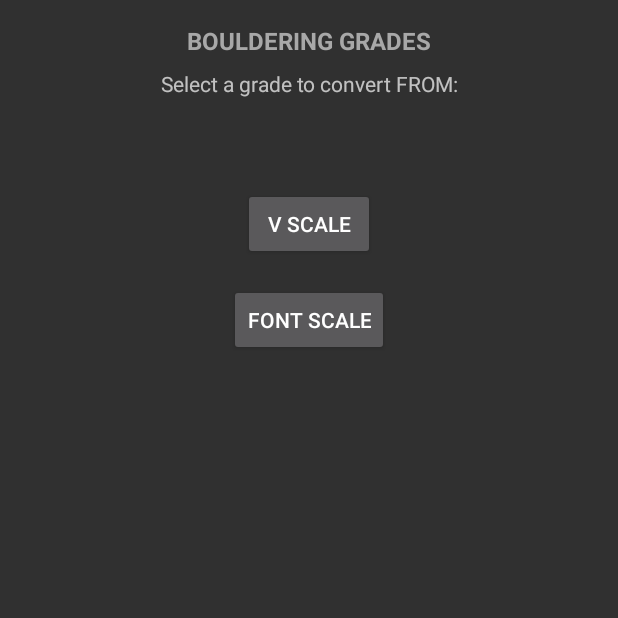
After one commit to FrancisLevesque/ClimbingGradeConverter, an Android app: the BoulderingGradesActivity screen opened directly, with no data from a screen before it, on a phone screen of 412 x 824 dp, the top half of it. The commit adds this screen. Run offline under Robolectric (Android 15) with nearby library versions, the phone set to English and light mode, and no system bars.

Commit message:
Adding climbing and bouldering activities

```diff
--- a/app/src/main/AndroidManifest.xml
+++ b/app/src/main/AndroidManifest.xml
@@ -9,13 +9,15 @@
         android:roundIcon="@mipmap/ic_launcher_round"
         android:supportsRtl="true"
         android:theme="@style/Theme.AppCompat.NoActionBar">
-        <activity android:name=".MainActivity">
+        <activity android:name=".activities.MainActivity">
             <intent-filter>
                 <action android:name="android.intent.action.MAIN" />
 
                 <category android:name="android.intent.category.LAUNCHER" />
             </intent-filter>
         </activity>
+        <activity android:name=".activities.BoulderingGradesActivity"/>
+        <activity android:name=".activities.ClimbingGradesActivity"/>
     </application>
 
 </manifest>
--- /dev/null
+++ b/app/src/main/java/com/francislevesque/climbinggradeconverter/activities/BoulderingGradesActivity.kt
@@ -0,0 +1,13 @@
+package com.francislevesque.climbinggradeconverter.activities
+
+import android.os.Bundle
+import androidx.appcompat.app.AppCompatActivity
+import com.francislevesque.climbinggradeconverter.R
+
+class BoulderingGradesActivity : AppCompatActivity() {
+
+    override fun onCreate(savedInstanceState: Bundle?) {
+        super.onCreate(savedInstanceState)
+        setContentView(R.layout.bouldering_grades)
+    }
+}
--- /dev/null
+++ b/app/src/main/res/layout/bouldering_grades.xml
@@ -0,0 +1,55 @@
+<?xml version="1.0" encoding="utf-8"?>
+<androidx.constraintlayout.widget.ConstraintLayout
+    xmlns:android="http://schemas.android.com/apk/res/android"
+    xmlns:app="http://schemas.android.com/apk/res-auto"
+    xmlns:tools="http://schemas.android.com/tools"
+    android:layout_width="match_parent"
+    android:layout_height="match_parent">
+
+    <TextView
+        android:id="@+id/textView4"
+        android:layout_width="wrap_content"
+        android:layout_height="wrap_content"
+        android:layout_marginTop="16dp"
+        android:text="BOULDERING GRADES"
+        android:textColor="@color/colorPrimary"
+        android:textSize="16sp"
+        android:textStyle="bold"
+        app:layout_constraintEnd_toEndOf="parent"
+        app:layout_constraintHorizontal_bias="0.5"
+        app:layout_constraintStart_toStartOf="parent"
+        app:layout_constraintTop_toTopOf="parent" />
+
+    <Button
+        android:id="@+id/button"
+        android:layout_width="wrap_content"
+        android:layout_height="wrap_content"
+        android:layout_marginTop="60dp"
+        android:text="V Scale"
+        app:layout_constraintEnd_toEndOf="parent"
+        app:layout_constraintHorizontal_bias="0.5"
+        app:layout_constraintStart_toStartOf="parent"
+        app:layout_constraintTop_toBottomOf="@+id/textView5" />
+
+    <Button
+        android:id="@+id/button2"
+        android:layout_width="wrap_content"
+        android:layout_height="wrap_content"
+        android:layout_marginTop="16dp"
+        android:text="Font Scale"
+        app:layout_constraintEnd_toEndOf="parent"
+        app:layout_constraintHorizontal_bias="0.5"
+        app:layout_constraintStart_toStartOf="parent"
+        app:layout_constraintTop_toBottomOf="@+id/button" />
+
+    <TextView
+        android:id="@+id/textView5"
+        android:layout_width="wrap_content"
+        android:layout_height="wrap_content"
+        android:layout_marginTop="8dp"
+        android:text="Select a grade to convert FROM:"
+        app:layout_constraintEnd_toEndOf="parent"
+        app:layout_constraintHorizontal_bias="0.5"
+        app:layout_constraintStart_toStartOf="parent"
+        app:layout_constraintTop_toBottomOf="@+id/textView4" />
+</androidx.constraintlayout.widget.ConstraintLayout>
--- a/app/src/main/res/values/colors.xml
+++ b/app/src/main/res/values/colors.xml
@@ -3,4 +3,5 @@
     <color name="colorPrimary">#A8A8A8</color>
     <color name="colorPrimaryDark">#686868</color>
     <color name="colorAccent">#DA8407</color>
+    <color name="colorWhite">#FFFFFF</color>
 </resources>
```
Also changed, not shown: app/src/main/java/com/francislevesque/climbinggradeconverter/MainActivity.kt (deleted, +0 -12 lines), app/src/main/java/com/francislevesque/climbinggradeconverter/activities/ClimbingGradesActivity.kt (added, +13 -0 lines), app/src/main/java/com/francislevesque/climbinggradeconverter/activities/MainActivity.kt (added, +24 -0 lines), app/src/main/res/layout/activity_main.xml (+25 -23 lines), app/src/main/res/layout/climbing_grades.xml (added, +55 -0 lines).
